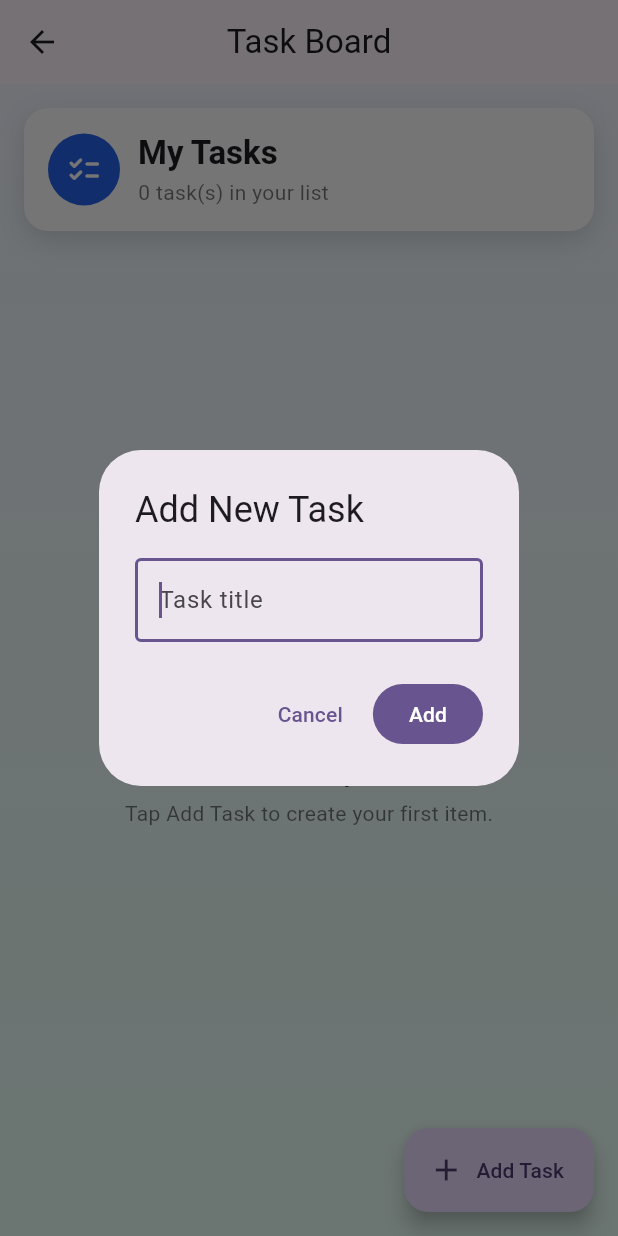
After one commit to fayazashraf98/riverpod_statemanagement, a Flutter app: the TodoHomeScreen screen opened directly, after a tap on "Add Task", on a phone screen of 412 x 824 dp. The commit adds this screen. Run offline on Flutter 3.47's test engine with Material 3 defaults, Android fonts, the phone set to English and light mode, and no system bars; our stand-ins replace flutter_riverpod.

Commit message:
Lacture 6 Todo list State Notifier Provider

```diff
--- /dev/null
+++ b/lib/Lacture6/homeScreen.dart
@@ -0,0 +1,296 @@
+import 'package:flutter/material.dart';
+import 'package:flutter_riverpod/flutter_riverpod.dart';
+import 'package:riverpod_statemanagement/Lacture6/itemProvider.dart';
+
+class TodoHomeScreen extends ConsumerWidget {
+  const TodoHomeScreen({super.key});
+
+  // Collects task text and dispatches add action through the notifier.
+  Future<void> _showAddItemDialog(BuildContext context, WidgetRef ref) async {
+    final controller = TextEditingController();
+
+    await showDialog<void>(
+      context: context,
+      builder: (context) {
+        return AlertDialog(
+          title: const Text('Add New Task'),
+          content: TextField(
+            controller: controller,
+            autofocus: true,
+            decoration: const InputDecoration(
+              hintText: 'Task title',
+              border: OutlineInputBorder(),
+            ),
+            onSubmitted: (_) {
+              final text = controller.text.trim();
+              if (text.isEmpty) return;
+
+              ref.read(itemProvider.notifier).addItem(text);
+              Navigator.of(context).pop();
+            },
+          ),
+          actions: [
+            TextButton(
+              onPressed: () => Navigator.of(context).pop(),
+              child: const Text('Cancel'),
+            ),
+            FilledButton(
+              onPressed: () {
+                final text = controller.text.trim();
+                if (text.isEmpty) return;
+
+                ref.read(itemProvider.notifier).addItem(text);
+                Navigator.of(context).pop();
+              },
+              child: const Text('Add'),
+            ),
+          ],
+        );
+      },
+    );
+  }
+
+  Future<void> _showEditItemDialog(
+    BuildContext context,
+    WidgetRef ref,
+    String id,
+    String currentName,
+  ) async {
+    final controller = TextEditingController(text: currentName);
+
+    await showDialog<void>(
+      context: context,
+      builder: (context) {
+        return AlertDialog(
+          title: const Text('Edit Task'),
+          content: TextField(
+            controller: controller,
+            autofocus: true,
+            decoration: const InputDecoration(
+              hintText: 'Update task title',
+              border: OutlineInputBorder(),
+            ),
+            onSubmitted: (_) {
+              final text = controller.text.trim();
+              if (text.isEmpty) return;
+
+              ref.read(itemProvider.notifier).updateItem(id, text);
+              Navigator.of(context).pop();
+            },
+          ),
+          actions: [
+            TextButton(
+              onPressed: () => Navigator.of(context).pop(),
+              child: const Text('Cancel'),
+            ),
+            FilledButton(
+              onPressed: () {
+                final text = controller.text.trim();
+                if (text.isEmpty) return;
+
+                ref.read(itemProvider.notifier).updateItem(id, text);
+                Navigator.of(context).pop();
+              },
+              child: const Text('Save'),
+            ),
+          ],
+        );
+      },
+    );
+  }
+
+  @override
+  Widget build(BuildContext context, WidgetRef ref) {
+    // Rebuilds the screen whenever the task list changes.
+    final items = ref.watch(itemProvider);
+    final theme = Theme.of(context);
+
+    return Scaffold(
+      floatingActionButton: FloatingActionButton.extended(
+        onPressed: () => _showAddItemDialog(context, ref),
+        icon: const Icon(Icons.add),
+        label: const Text('Add Task'),
+      ),
+      appBar: AppBar(
+        title: const Text('Task Board'),
+        centerTitle: true,
+        elevation: 0,
+      ),
+      body: Container(
+        decoration: const BoxDecoration(
+          gradient: LinearGradient(
+            begin: Alignment.topCenter,
+            end: Alignment.bottomCenter,
+            colors: [Color(0xFFF2F6FF), Color(0xFFE9FFF7)],
+          ),
+        ),
+        child: SafeArea(
+          child: Padding(
+            padding: const EdgeInsets.all(16),
+            child: Column(
+              children: [
+                Container(
+                  width: double.infinity,
+                  padding: const EdgeInsets.all(16),
+                  decoration: BoxDecoration(
+                    color: Colors.white,
+                    borderRadius: BorderRadius.circular(16),
+                    boxShadow: const [
+                      BoxShadow(
+                        color: Color(0x22000000),
+                        blurRadius: 14,
+                        offset: Offset(0, 6),
+                      ),
+                    ],
+                  ),
+                  child: Row(
+                    children: [
+                      const CircleAvatar(
+                        radius: 24,
+                        backgroundColor: Color(0xFF2563EB),
+                        child: Icon(
+                          Icons.checklist_rounded,
+                          color: Colors.white,
+                        ),
+                      ),
+                      const SizedBox(width: 12),
+                      Expanded(
+                        child: Column(
+                          crossAxisAlignment: CrossAxisAlignment.start,
+                          children: [
+                            Text(
+                              'My Tasks',
+                              style: theme.textTheme.titleLarge?.copyWith(
+                                fontWeight: FontWeight.w700,
+                              ),
+                            ),
+                            const SizedBox(height: 2),
+                            Text(
+                              '${items.length} task(s) in your list',
+                              style: theme.textTheme.bodyMedium?.copyWith(
+                                color: Colors.black54,
+                              ),
+                            ),
+                          ],
+                        ),
+                      ),
+                    ],
+                  ),
+                ),
+                const SizedBox(height: 16),
+                Expanded(
+                  child: items.isEmpty
+                      ? Center(
+                          child: Column(
+                            mainAxisSize: MainAxisSize.min,
+                            children: [
+                              Icon(
+                                Icons.inbox_outlined,
+                                size: 68,
+                                color: Colors.blueGrey.shade300,
+                              ),
+                              const SizedBox(height: 10),
+                              Text(
+                                'No tasks yet',
+                                style: theme.textTheme.titleMedium?.copyWith(
+                                  fontWeight: FontWeight.w700,
+                                ),
+                              ),
+                              const SizedBox(height: 4),
+                              Text(
+                                'Tap Add Task to create your first item.',
+                                style: theme.textTheme.bodyMedium?.copyWith(
+                                  color: Colors.black54,
+                                ),
+                              ),
+                            ],
+                          ),
+                        )
+                      : ListView.separated(
+                          itemCount: items.length,
+                          separatorBuilder: (_, __) =>
+                              const SizedBox(height: 10),
+                          itemBuilder: (context, index) {
+                            final item = items[index];
+                            final shortId = item.id.split('.').first;
+
+                            return Container(
+                              decoration: BoxDecoration(
+                                color: Colors.white,
+                                borderRadius: BorderRadius.circular(14),
+                                boxShadow: const [
+                                  BoxShadow(
+                                    color: Color(0x18000000),
+                                    blurRadius: 10,
+                                    offset: Offset(0, 4),
+                                  ),
+                                ],
+                              ),
+                              child: ListTile(
+                                contentPadding: const EdgeInsets.symmetric(
+                                  horizontal: 14,
+                                  vertical: 6,
+                                ),
+                                leading: CircleAvatar(
+                                  backgroundColor: const Color(0xFFE0EDFF),
+                                  child: Text(
+                                    '${index + 1}',
+                                    style: const TextStyle(
+                                      color: Color(0xFF1D4ED8),
+                                      fontWeight: FontWeight.w700,
+                                    ),
+                                  ),
+                                ),
+                                title: Text(
+                                  item.name,
+                                  style: const TextStyle(
+                                    fontWeight: FontWeight.w600,
+                                  ),
+                                ),
+                                subtitle: Text(
+                                  'Created: $shortId',
+                                  maxLines: 1,
+                                  overflow: TextOverflow.ellipsis,
+                                ),
+                                trailing: Row(
+                                  mainAxisSize: MainAxisSize.min,
+                                  children: [
+                                    IconButton(
+                                      tooltip: 'Edit',
+                                      icon: const Icon(Icons.edit_outlined),
+                                      onPressed: () {
+                                        _showEditItemDialog(
+                                          context,
+                                          ref,
+                                          item.id,
+                                          item.name,
+                                        );
+                                      },
+                                    ),
+                                    IconButton(
+                                      tooltip: 'Delete',
+                                      icon: const Icon(
+                                        Icons.delete_outline,
+                                        color: Colors.redAccent,
+                                      ),
+                                      onPressed: () {
+                                        ref
+                                            .read(itemProvider.notifier)
+                                            .removeItem(item.id);
+                                      },
+                                    ),
+                                  ],
+                                ),
+                              ),
+                            );
+                          },
+                        ),
+                ),
+              ],
+            ),
+          ),
+        ),
+      ),
+    );
+  }
+}
--- /dev/null
+++ b/lib/Lacture6/item.dart
@@ -0,0 +1,6 @@
+class Item {
+  String id;
+  String name;
+
+  Item({required this.id, required this.name});
+}
--- /dev/null
+++ b/lib/Lacture6/itemProvider.dart
@@ -0,0 +1,33 @@
+import 'package:flutter_riverpod/legacy.dart';
+import 'package:riverpod_statemanagement/Lacture6/item.dart';
+
+// Exposes the todo list state and its notifier methods to the UI.
+final itemProvider = StateNotifierProvider<ItemNotifier, List<Item>>((ref) {
+  return ItemNotifier();
+});
+
+class ItemNotifier extends StateNotifier<List<Item>> {
+  ItemNotifier() : super([]);
+
+  // Adds a new item by creating a new list instance (immutable update).
+  void addItem(String name) {
+    final item = Item(id: DateTime.now().toString(), name: name);
+    state = [...state, item];
+  }
+
+  // Removes an item by id and publishes the filtered list as new state.
+  void removeItem(String id) {
+    state = state.where((item) => item.id != id).toList();
+  }
+
+  // Updates only the matched item while keeping other items unchanged.
+  void updateItem(String id, String name) {
+    final foundIndex = state.indexWhere((item) => item.id == id);
+    if (foundIndex == -1) return;
+
+    final updatedList = [...state];
+    final currentItem = updatedList[foundIndex];
+    updatedList[foundIndex] = Item(id: currentItem.id, name: name);
+    state = updatedList;
+  }
+}
--- a/lib/home_page.dart
+++ b/lib/home_page.dart
@@ -4,6 +4,7 @@ import 'package:riverpod_statemanagement/Lacture2SimpleProvider.dart';
 import 'package:riverpod_statemanagement/Lacture3StateProvider.dart';
 import 'package:riverpod_statemanagement/Lacture4StateProviderMultipleState.dart';
 import 'package:riverpod_statemanagement/Lacture5StateNotifyProvider.dart';
+import 'package:riverpod_statemanagement/Lacture6/homeScreen.dart';
 
 // Central menu page: each button opens one lecture screen.
 class HomePage extends StatelessWidget {
@@ -101,6 +102,16 @@ class HomePage extends StatelessWidget {
               );
             },
           ),
+          _LectureButton(
+            title: 'Lecture 6: Todo With StateNotifierProvider',
+            subtitle: 'Add and remove todo items using Riverpod',
+            onTap: () {
+              Navigator.push(
+                context,
+                MaterialPageRoute(builder: (_) => const TodoHomeScreen()),
+              );
+            },
+          ),
         ],
       ),
     );
```
Also changed, not shown: 1 other file.
